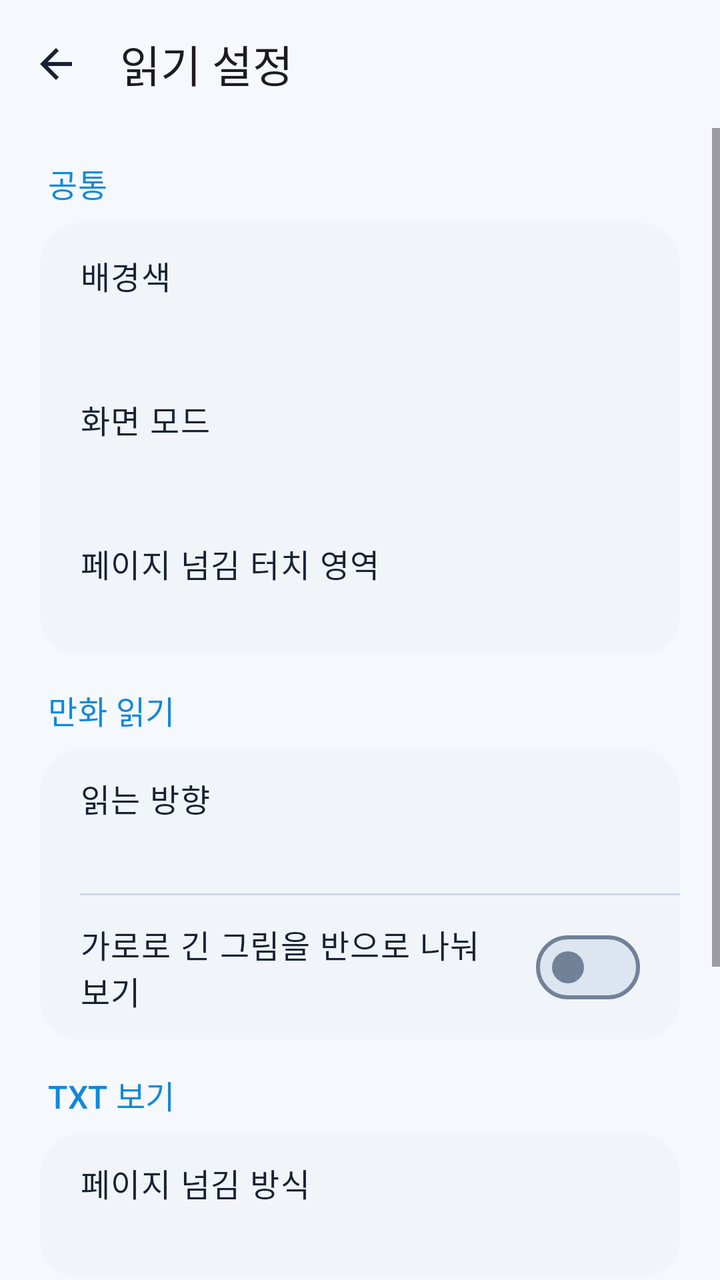
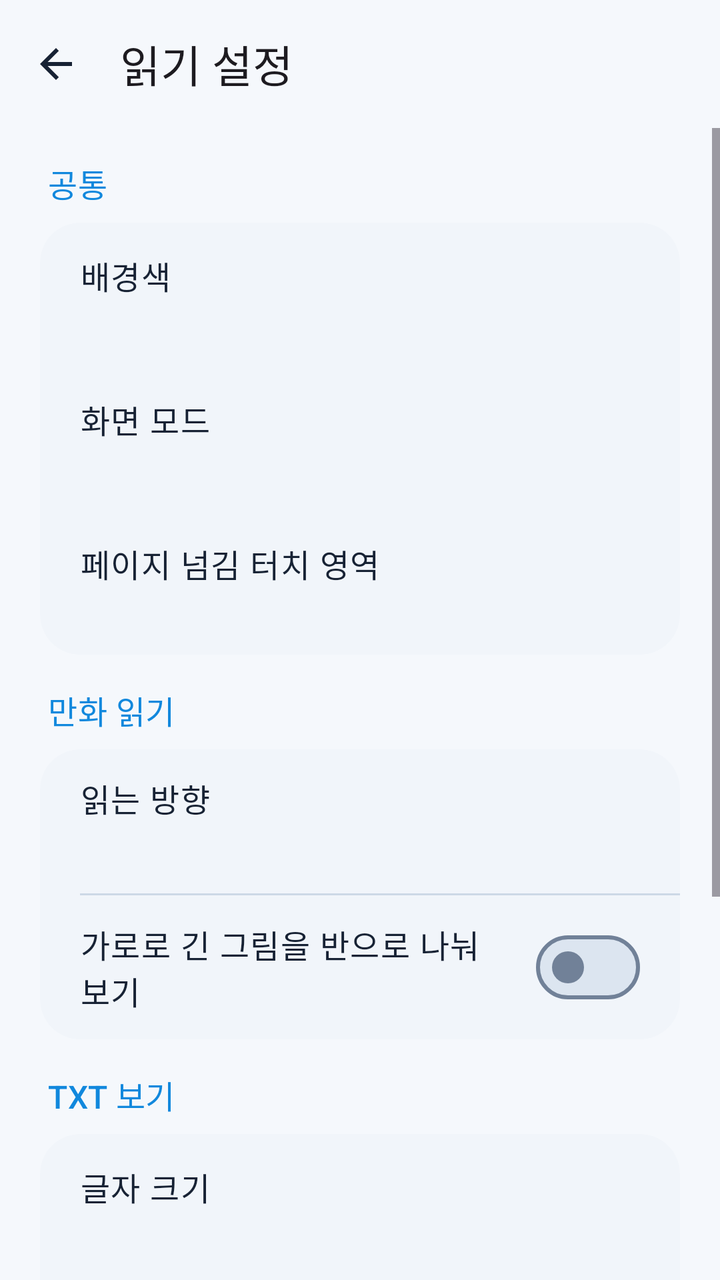

Screens rendered from an Android XML layout before and after an edit, with the pre-edit source and the edit as a unified diff.
<!-- AndroidManifest.xml: application theme Theme.WaterView -->
<!-- res/layout/activity_settings.xml -->
<?xml version="1.0" encoding="utf-8"?>
<LinearLayout xmlns:android="http://schemas.android.com/apk/res/android"
    xmlns:app="http://schemas.android.com/apk/res-auto"
    android:id="@+id/settingsRoot"
    android:layout_width="match_parent"
    android:layout_height="match_parent"
    android:orientation="vertical"
    android:background="?attr/colorSurface">

    <com.google.android.material.appbar.MaterialToolbar
        android:id="@+id/settingsToolbar"
        android:layout_width="match_parent"
        android:layout_height="?attr/actionBarSize"
        android:background="?attr/colorSurface"
        app:navigationIcon="@drawable/ic_back"
        app:navigationContentDescription="@string/back"
        app:title="@string/reading_settings"
        app:titleTextAppearance="?attr/textAppearanceTitleLarge" />

    <ScrollView
        android:layout_width="match_parent"
        android:layout_height="0dp"
        android:layout_weight="1"
        android:fillViewport="true">

        <LinearLayout
            android:layout_width="match_parent"
            android:layout_height="wrap_content"
            android:orientation="vertical"
            android:paddingStart="20dp"
            android:paddingTop="16dp"
            android:paddingEnd="20dp"
            android:paddingBottom="24dp">

            <TextView
                android:layout_width="match_parent"
                android:layout_height="wrap_content"
                android:paddingStart="4dp"
                android:paddingBottom="8dp"
                android:text="@string/common_settings"
                android:textAppearance="?attr/textAppearanceTitleMedium"
                android:textColor="?attr/colorPrimary" />

            <com.google.android.material.card.MaterialCardView
                android:layout_width="match_parent"
                android:layout_height="wrap_content"
                android:layout_marginBottom="16dp"
                app:cardBackgroundColor="?attr/colorSurfaceContainerLow"
                app:cardCornerRadius="20dp"
                app:strokeWidth="0dp">

                <LinearLayout
                    android:layout_width="match_parent"
                    android:layout_height="wrap_content"
                    android:orientation="vertical">

                    <LinearLayout
                        android:id="@+id/groundRow"
                        android:layout_width="match_parent"
                        android:layout_height="wrap_content"
                        android:background="?attr/selectableItemBackground"
                        android:clickable="true"
                        android:focusable="true"
                        android:gravity="center_vertical"
                        android:minHeight="72dp"
                        android:orientation="vertical"
                        android:paddingStart="20dp"
                        android:paddingTop="12dp"
                        android:paddingEnd="20dp"
                        android:paddingBottom="12dp">
                        <TextView
                            android:layout_width="match_parent"
                            android:layout_height="wrap_content"
                            android:text="@string/ground_title"
                            android:textAppearance="?attr/textAppearanceBodyLarge"
                            android:textColor="?attr/colorOnSurface" />
                        <TextView
                            android:id="@+id/groundValue"
                            android:layout_width="match_parent"
                            android:layout_height="wrap_content"
                            android:textAppearance="?attr/textAppearanceBodyMedium"
                            android:textColor="?attr/colorOnSurfaceVariant" />
                    </LinearLayout>

                    <LinearLayout
                        android:id="@+id/themeRow"
                        android:layout_width="match_parent"
                        android:layout_height="wrap_content"
                        android:background="?attr/selectableItemBackground"
                        android:clickable="true"
                        android:focusable="true"
                        android:gravity="center_vertical"
                        android:minHeight="72dp"
                        android:orientation="vertical"
                        android:paddingStart="20dp"
                        android:paddingTop="12dp"
                        android:paddingEnd="20dp"
                        android:paddingBottom="12dp">
                        <TextView
                            android:layout_width="match_parent"
                            android:layout_height="wrap_content"
                            android:text="@string/theme_title"
                            android:textAppearance="?attr/textAppearanceBodyLarge"
                            android:textColor="?attr/colorOnSurface" />
                        <TextView
                            android:id="@+id/themeValue"
                            android:layout_width="match_parent"
                            android:layout_height="wrap_content"
                            android:textAppearance="?attr/textAppearanceBodyMedium"
                            android:textColor="?attr/colorOnSurfaceVariant" />
                    </LinearLayout>
                    <LinearLayout
                        android:id="@+id/tapEdgeRow"
                        android:layout_width="match_parent"
                        android:layout_height="wrap_content"
                        android:background="?attr/selectableItemBackground"
                        android:clickable="true"
                        android:focusable="true"
                        android:gravity="center_vertical"
                        android:minHeight="72dp"
                        android:orientation="vertical"
                        android:paddingStart="20dp"
                        android:paddingTop="12dp"
                        android:paddingEnd="20dp"
                        android:paddingBottom="12dp">
                        <TextView
                            android:layout_width="match_parent"
                            android:layout_height="wrap_content"
                            android:text="@string/tap_edge_title"
                            android:textAppearance="?attr/textAppearanceBodyLarge"
                            android:textColor="?attr/colorOnSurface" />
                        <TextView
                            android:id="@+id/tapEdgeValue"
                            android:layout_width="match_parent"
                            android:layout_height="wrap_content"
                            android:textAppearance="?attr/textAppearanceBodyMedium"
                            android:textColor="?attr/colorOnSurfaceVariant" />
                    </LinearLayout>
                </LinearLayout>
            </com.google.android.material.card.MaterialCardView>


            <TextView
                android:layout_width="match_parent"
                android:layout_height="wrap_content"
                android:paddingStart="4dp"
                android:paddingBottom="8dp"
                android:text="@string/manga_settings"
                android:textAppearance="?attr/textAppearanceTitleMedium"
                android:textColor="?attr/colorPrimary" />

            <com.google.android.material.card.MaterialCardView
                android:layout_width="match_parent"
                android:layout_height="wrap_content"
                android:layout_marginBottom="16dp"
                app:cardBackgroundColor="?attr/colorSurfaceContainerLow"
                app:cardCornerRadius="20dp"
                app:strokeWidth="0dp">

                <LinearLayout
                    android:layout_width="match_parent"
                    android:layout_height="wrap_content"
                    android:orientation="vertical">

                    <LinearLayout
                        android:id="@+id/mangaDirectionRow"
                        android:layout_width="match_parent"
                        android:layout_height="wrap_content"
                        android:background="?attr/selectableItemBackground"
                        android:clickable="true"
                        android:focusable="true"
                        android:gravity="center_vertical"
                        android:minHeight="72dp"
                        android:orientation="vertical"
                        android:paddingStart="20dp"
                        android:paddingTop="12dp"
                        android:paddingEnd="20dp"
                        android:paddingBottom="12dp">
                        <TextView
                            android:layout_width="match_parent"
                            android:layout_height="wrap_content"
                            android:text="@string/manga_direction_title"
                            android:textAppearance="?attr/textAppearanceBodyLarge"
                            android:textColor="?attr/colorOnSurface" />
                        <TextView
                            android:id="@+id/mangaDirectionValue"
                            android:layout_width="match_parent"
                            android:layout_height="wrap_content"
                            android:paddingTop="4dp"
                            android:textAppearance="?attr/textAppearanceBodyMedium"
                            android:textColor="?attr/colorOnSurfaceVariant" />
                    </LinearLayout>

                    <View
                        android:layout_width="match_parent"
                        android:layout_height="1dp"
                        android:layout_marginStart="20dp"
                        android:background="?attr/colorOutlineVariant" />

                    <com.google.android.material.materialswitch.MaterialSwitch
                        android:id="@+id/splitWidePagesSwitch"
                        android:layout_width="match_parent"
                        android:layout_height="wrap_content"
                        android:minHeight="72dp"
                        android:paddingStart="20dp"
                        android:paddingEnd="20dp"
                        android:text="@string/split_wide_pages"
                        android:textAppearance="?attr/textAppearanceBodyLarge"
                        android:textColor="?attr/colorOnSurface" />

                </LinearLayout>
            </com.google.android.material.card.MaterialCardView>

            <TextView
                android:layout_width="match_parent"
                android:layout_height="wrap_content"
                android:paddingStart="4dp"
                android:paddingBottom="8dp"
                android:text="@string/text_settings"
                android:textAppearance="?attr/textAppearanceTitleMedium"
                android:textColor="?attr/colorPrimary" />

            <com.google.android.material.card.MaterialCardView
                android:layout_width="match_parent"
                android:layout_height="wrap_content"
                android:layout_marginBottom="16dp"
                app:cardBackgroundColor="?attr/colorSurfaceContainerLow"
                app:cardCornerRadius="20dp"
                app:strokeWidth="0dp">

                <LinearLayout
                    android:layout_width="match_parent"
                    android:layout_height="wrap_content"
                    android:orientation="vertical">

                    <LinearLayout
                        android:id="@+id/textReadingModeRow"
                        android:layout_width="match_parent"
                        android:layout_height="wrap_content"
                        android:background="?attr/selectableItemBackground"
                        android:clickable="true"
                        android:focusable="true"
                        android:gravity="center_vertical"
                        android:minHeight="72dp"
                        android:orientation="vertical"
                        android:paddingStart="20dp"
                        android:paddingTop="12dp"
                        android:paddingEnd="20dp"
                        android:paddingBottom="12dp">
                        <TextView
                            android:layout_width="match_parent"
                            android:layout_height="wrap_content"
                            android:text="@string/text_reading_mode"
                            android:textAppearance="?attr/textAppearanceBodyLarge"
                            android:textColor="?attr/colorOnSurface" />
                        <TextView
                            android:id="@+id/textReadingModeValue"
                            android:layout_width="match_parent"
                            android:layout_height="wrap_content"
                            android:paddingTop="4dp"
                            android:textAppearance="?attr/textAppearanceBodyMedium"
                            android:textColor="?attr/colorOnSurfaceVariant" />
                    </LinearLayout>
                </LinearLayout>
            </com.google.android.material.card.MaterialCardView>

            <TextView
                android:layout_width="match_parent"
                android:layout_height="wrap_content"
                android:paddingStart="4dp"
                android:paddingBottom="8dp"
                android:text="@string/pdf_settings"
                android:textAppearance="?attr/textAppearanceTitleMedium"
                android:textColor="?attr/colorPrimary" />

            <com.google.android.material.card.MaterialCardView
                android:layout_width="match_parent"
                android:layout_height="wrap_content"
                app:cardBackgroundColor="?attr/colorSurfaceContainerLow"
                app:cardCornerRadius="20dp"
                app:strokeWidth="0dp">
                <LinearLayout
                    android:layout_width="match_parent"
                    android:layout_height="wrap_content"
                    android:orientation="vertical">
                    <LinearLayout
                        android:id="@+id/pdfReadingModeRow"
                        android:layout_width="match_parent"
                        android:layout_height="wrap_content"
                        android:background="?attr/selectableItemBackground"
                        android:clickable="true"
                        android:focusable="true"
                        android:gravity="center_vertical"
                        android:minHeight="72dp"
                        android:orientation="vertical"
                        android:paddingStart="20dp"
                        android:paddingTop="12dp"
                        android:paddingEnd="20dp"
                        android:paddingBottom="12dp">
                        <TextView
                            android:layout_width="match_parent"
                            android:layout_height="wrap_content"
                            android:text="@string/pdf_reading_mode"
                            android:textAppearance="?attr/textAppearanceBodyLarge"
                            android:textColor="?attr/colorOnSurface" />
                        <TextView
                            android:id="@+id/pdfReadingModeValue"
                            android:layout_width="match_parent"
                            android:layout_height="wrap_content"
                            android:paddingTop="4dp"
                            android:textAppearance="?attr/textAppearanceBodyMedium"
                            android:textColor="?attr/colorOnSurfaceVariant" />
                    </LinearLayout>
                    <View
                        android:layout_width="match_parent"
                        android:layout_height="1dp"
                        android:layout_marginStart="20dp"
                        android:background="?attr/colorOutlineVariant" />
                    <com.google.android.material.materialswitch.MaterialSwitch
                        android:id="@+id/pdfSplitWidePagesSwitch"
                        android:layout_width="match_parent"
                        android:layout_height="wrap_content"
                        android:minHeight="72dp"
                        android:paddingStart="20dp"
                        android:paddingEnd="20dp"
                        android:text="@string/pdf_split_wide_pages"
                        android:textAppearance="?attr/textAppearanceBodyLarge"
                        android:textColor="?attr/colorOnSurface" />
                </LinearLayout>
            </com.google.android.material.card.MaterialCardView>

        </LinearLayout>
    </ScrollView>
</LinearLayout>
<!-- resources referenced by this layout -->
<resources>
  <!-- drawable ic_back (drawable) -->
  <?xml version="1.0" encoding="utf-8"?>
  <vector xmlns:android="http://schemas.android.com/apk/res/android"
      android:width="24dp"
      android:height="24dp"
      android:viewportWidth="24"
      android:viewportHeight="24"
      android:tint="?attr/colorOnSurface">
      <path
          android:fillColor="#FF000000"
          android:pathData="M20,11H7.83l5.59,-5.59L12,4l-8,8 8,8 1.41,-1.41L7.83,13H20v-2z" />
  </vector>
  <string name="back">뒤로</string>
  <string name="common_settings">공통</string>
  <string name="ground_title">배경색</string>
  <string name="manga_direction_title">읽는 방향</string>
  <string name="manga_settings">만화 읽기</string>
  <string name="pdf_reading_mode">페이지 넘김 방식</string>
  <string name="pdf_settings">PDF 보기</string>
  <string name="pdf_split_wide_pages">가로로 긴 PDF 페이지를 반으로 나눠 보기</string>
  <string name="reading_settings">읽기 설정</string>
  <string name="split_wide_pages">가로로 긴 그림을 반으로 나눠 보기</string>
  <string name="tap_edge_title">페이지 넘김 터치 영역</string>
  <string name="text_reading_mode">페이지 넘김 방식</string>
  <string name="text_settings">TXT 보기</string>
  <string name="theme_title">화면 모드</string>
  <color name="waterview_primary">#1188DD</color>
  <color name="waterview_on_primary">#FFFFFF</color>
  <color name="waterview_primary_container">#D8EDFF</color>
  <color name="waterview_on_primary_container">#082E50</color>
  <color name="waterview_secondary">#29486F</color>
  <color name="waterview_on_secondary">#FFFFFF</color>
  <color name="waterview_secondary_container">#DEE9F8</color>
  <color name="waterview_on_secondary_container">#172D49</color>
  <color name="waterview_tertiary">#176D95</color>
  <color name="waterview_on_tertiary">#FFFFFF</color>
  <color name="waterview_tertiary_container">#CDEEFF</color>
  <color name="waterview_on_tertiary_container">#002B3D</color>
  <color name="waterview_error">#BA1A1A</color>
  <color name="waterview_on_error">#FFFFFF</color>
  <color name="waterview_error_container">#F9DEDC</color>
  <color name="waterview_on_error_container">#410E0B</color>
  <color name="waterview_surface">#F5F8FC</color>
  <color name="waterview_on_surface">#172234</color>
  <color name="waterview_surface_variant">#E6EDF6</color>
  <color name="waterview_on_surface_variant">#46566D</color>
  <color name="waterview_surface_container_lowest">#FFFFFF</color>
  <color name="waterview_surface_container_low">#F1F5FA</color>
  <color name="waterview_surface_container">#EAF0F7</color>
  <color name="waterview_surface_container_high">#E4EBF4</color>
  <color name="waterview_surface_container_highest">#DCE5F0</color>
  <color name="waterview_surface_dim">#D5DFEB</color>
  <color name="waterview_surface_bright">#FFFFFF</color>
  <color name="waterview_outline">#718198</color>
  <color name="waterview_outline_variant">#CDD8E6</color>
  <color name="waterview_inverse_surface">#25344A</color>
  <color name="waterview_inverse_on_surface">#EDF3FC</color>
  <color name="waterview_inverse_primary">#62BAEE</color>
  <!-- unchanged entries left out for length: 1 -->
</resources>

<!-- the commit's change to res/layout/activity_settings.xml (unified diff, before → after) -->
@@ -234,6 +234,34 @@
                     android:orientation="vertical">
 
                     <LinearLayout
+                        android:id="@+id/textSizeRow"
+                        android:layout_width="match_parent"
+                        android:layout_height="wrap_content"
+                        android:background="?attr/selectableItemBackground"
+                        android:clickable="true"
+                        android:focusable="true"
+                        android:gravity="center_vertical"
+                        android:minHeight="72dp"
+                        android:orientation="vertical"
+                        android:paddingStart="20dp"
+                        android:paddingTop="12dp"
+                        android:paddingEnd="20dp"
+                        android:paddingBottom="12dp">
+                        <TextView
+                            android:layout_width="match_parent"
+                            android:layout_height="wrap_content"
+                            android:text="@string/text_size"
+                            android:textAppearance="?attr/textAppearanceBodyLarge"
+                            android:textColor="?attr/colorOnSurface" />
+                        <TextView
+                            android:id="@+id/textSizeValue"
+                            android:layout_width="match_parent"
+                            android:layout_height="wrap_content"
+                            android:textAppearance="?attr/textAppearanceBodyMedium"
+                            android:textColor="?attr/colorOnSurfaceVariant" />
+                    </LinearLayout>
+
+                    <LinearLayout
                         android:id="@+id/textReadingModeRow"
                         android:layout_width="match_parent"
                         android:layout_height="wrap_content"
<!-- resource entries referenced after the edit -->
@@ -25,6 +25,7 @@
   <string name="tap_edge_title">페이지 넘김 터치 영역</string>
   <string name="text_reading_mode">페이지 넘김 방식</string>
   <string name="text_settings">TXT 보기</string>
+  <string name="text_size">글자 크기</string>
   <string name="theme_title">화면 모드</string>
   <color name="waterview_primary">#1188DD</color>
   <color name="waterview_on_primary">#FFFFFF</color>
